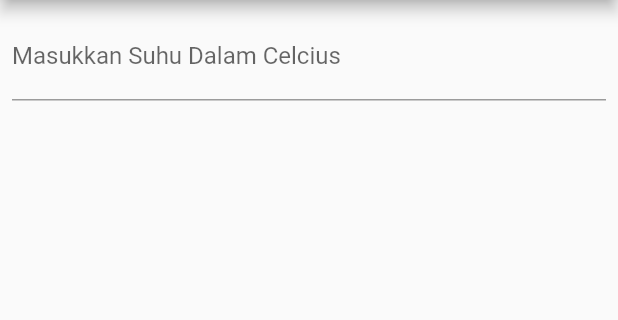
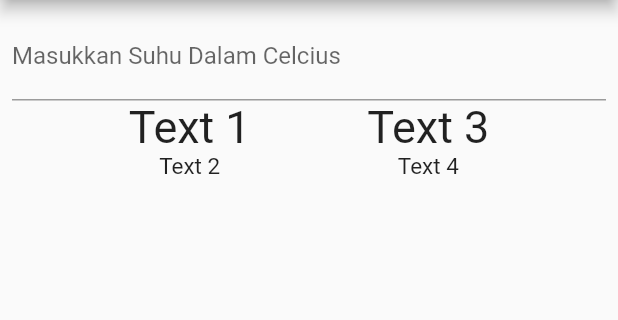
Before and after one commit to Dka-11/konversi_suhu_listmap, a Flutter app: the screen it shows after launch, on a phone screen of 412 x 824 dp, the part 84-404 px from its top. Run offline on Flutter 3.47's test engine with Material 2 defaults, Android fonts, the phone set to English and light mode, and no system bars.

Commit message:
Add Column Text

```diff
--- a/lib/main.dart
+++ b/lib/main.dart
@@ -1,5 +1,6 @@
 import 'package:flutter/material.dart';
 import 'package:konversi_suhu/widgets/form_suhu.dart';
+import 'package:konversi_suhu/widgets/text_suhu.dart';
 
 void main() {
   runApp(const MyApp());
@@ -25,6 +26,7 @@ class MyApp extends StatelessWidget {
           child: Column(
             children: const [
               FormSuhu(),
+              TextSuhu(),
             ],
           ),
         ),
--- /dev/null
+++ b/lib/widgets/text_suhu.dart
@@ -0,0 +1,38 @@
+import 'package:flutter/material.dart';
+
+class TextSuhu extends StatelessWidget {
+  const TextSuhu({super.key});
+
+  @override
+  Widget build(BuildContext context) {
+    return Row(
+      mainAxisAlignment: MainAxisAlignment.spaceEvenly,
+      children: [
+        Column(
+          children: const [
+            Text(
+              'Text 1',
+              style: TextStyle(fontSize: 30),
+            ),
+            Text(
+              'Text 2',
+              style: TextStyle(fontSize: 15),
+            )
+          ],
+        ),
+        Column(
+          children: const [
+            Text(
+              'Text 3',
+              style: TextStyle(fontSize: 30),
+            ),
+            Text(
+              'Text 4',
+              style: TextStyle(fontSize: 15),
+            )
+          ],
+        )
+      ],
+    );
+  }
+}
```
